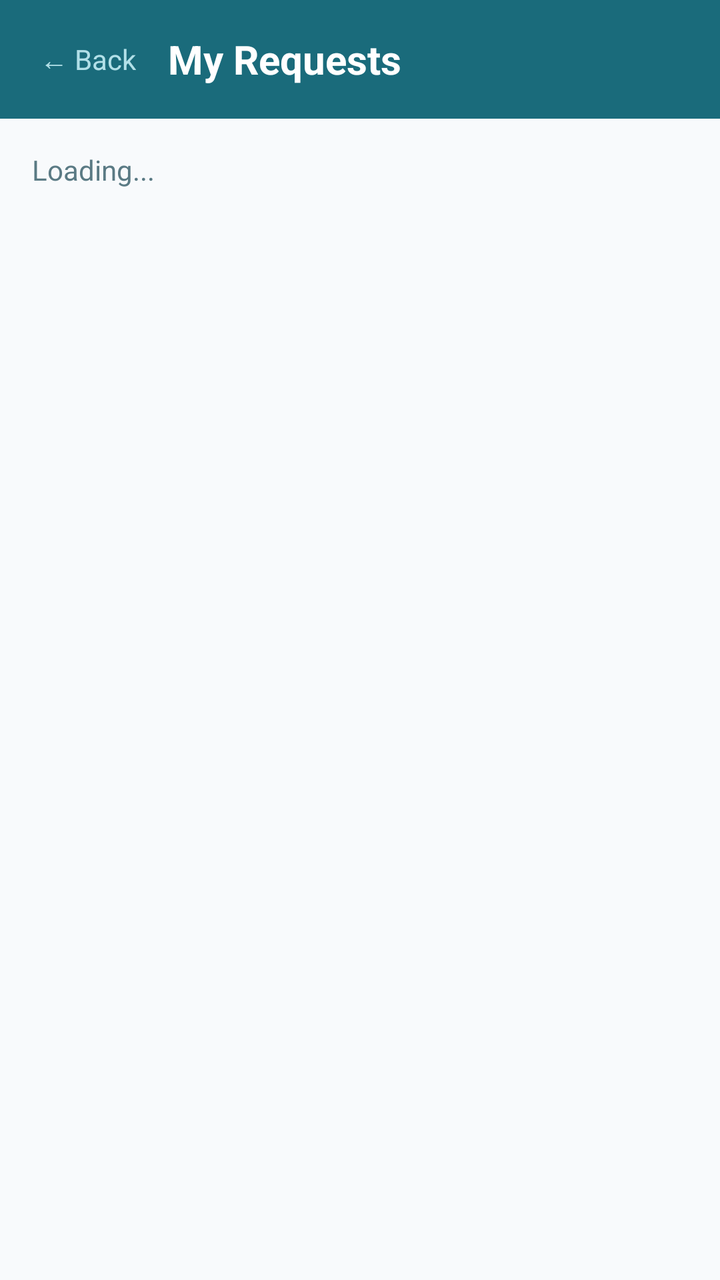
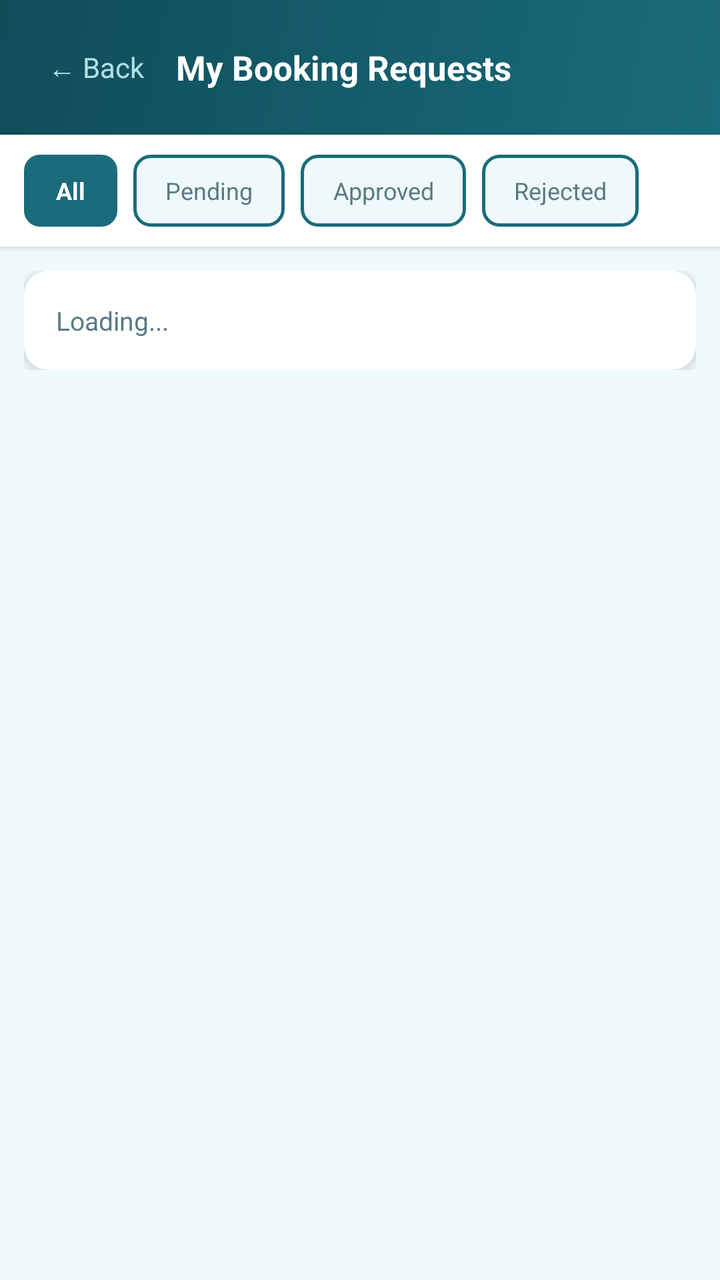

An Android layout rendered at two revisions. The XML below is the earlier revision; the diff shows what the commit changed to produce the second picture.
<!-- AndroidManifest.xml: application theme Theme.HOAPaymentChecker -->
<!-- res/layout/fragment_my_requests.xml -->
<?xml version="1.0" encoding="utf-8"?>
<LinearLayout
    xmlns:android="http://schemas.android.com/apk/res/android"
    android:layout_width="match_parent"
    android:layout_height="match_parent"
    android:orientation="vertical"
    android:background="#F8FAFC">

    
    <LinearLayout
        android:layout_width="match_parent"
        android:layout_height="wrap_content"
        android:background="#1A6B7B"
        android:padding="16dp"
        android:orientation="horizontal"
        android:gravity="center_vertical">

        <TextView
            android:id="@+id/btn_back"
            android:layout_width="wrap_content"
            android:layout_height="wrap_content"
            android:text="← Back"
            android:textColor="#B2E0E8"
            android:textSize="14sp"
            android:padding="4dp"
            android:layout_marginEnd="12dp" />

        <TextView
            android:layout_width="wrap_content"
            android:layout_height="wrap_content"
            android:text="My Requests"
            android:textColor="#FFFFFF"
            android:textSize="20sp"
            android:textStyle="bold" />
    </LinearLayout>

    <ScrollView
        android:layout_width="match_parent"
        android:layout_height="match_parent">

        <LinearLayout
            android:id="@+id/ll_requests_content"
            android:layout_width="match_parent"
            android:layout_height="wrap_content"
            android:orientation="vertical"
            android:padding="16dp">

            <TextView
                android:layout_width="wrap_content"
                android:layout_height="wrap_content"
                android:text="Loading..."
                android:textColor="#5A7A84"
                android:textSize="14sp" />
        </LinearLayout>
    </ScrollView>
</LinearLayout>
<!-- resources referenced by this layout -->
<resources>
  <style name="Theme.HOAPaymentChecker" parent="Theme.MaterialComponents.DayNight.NoActionBar">
          <item name="colorPrimary">@color/colorPrimary</item>
          <item name="colorPrimaryVariant">@color/colorPrimaryVariant</item>
          <item name="colorOnPrimary">@color/colorOnPrimary</item>
          <item name="colorSecondary">@color/colorSecondary</item>
          <item name="colorOnSecondary">@color/colorOnSecondary</item>
          <item name="android:colorBackground">@color/colorBackground</item>
          <item name="android:statusBarColor">@color/colorPrimary</item>
          <item name="android:windowLightStatusBar">false</item>
      </style>
  <color name="colorPrimary">#1A6B7B</color>
  <color name="colorPrimaryVariant">#0F4D59</color>
  <color name="colorOnPrimary">#FFFFFF</color>
  <color name="colorSecondary">#2A9DB5</color>
  <color name="colorOnSecondary">#FFFFFF</color>
  <color name="colorBackground">#F0F9FB</color>
</resources>

<!-- the commit's change to res/layout/fragment_my_requests.xml (unified diff, before → after) -->
@@ -4,13 +4,12 @@
     android:layout_width="match_parent"
     android:layout_height="match_parent"
     android:orientation="vertical"
-    android:background="#F8FAFC">
+    android:background="#F0F9FB">
 
-    
     <LinearLayout
         android:layout_width="match_parent"
         android:layout_height="wrap_content"
-        android:background="#1A6B7B"
+        android:background="@drawable/gradient_header"
         android:padding="16dp"
         android:orientation="horizontal"
         android:gravity="center_vertical">
@@ -22,35 +21,124 @@
             android:text="← Back"
             android:textColor="#B2E0E8"
             android:textSize="14sp"
-            android:padding="4dp"
-            android:layout_marginEnd="12dp" />
+            android:padding="8dp"
+            android:layout_marginEnd="8dp" />
 
         <TextView
-            android:layout_width="wrap_content"
+            android:layout_width="0dp"
             android:layout_height="wrap_content"
-            android:text="My Requests"
+            android:layout_weight="1"
+            android:text="My Booking Requests"
             android:textColor="#FFFFFF"
-            android:textSize="20sp"
+            android:textSize="17sp"
             android:textStyle="bold" />
     </LinearLayout>
 
+    
+    <HorizontalScrollView
+        android:layout_width="match_parent"
+        android:layout_height="wrap_content"
+        android:background="#FFFFFF"
+        android:scrollbars="none"
+        android:paddingStart="12dp"
+        android:paddingEnd="12dp"
+        android:paddingTop="10dp"
+        android:paddingBottom="10dp"
+        android:elevation="2dp">
+
+        <LinearLayout
+            android:id="@+id/ll_filter_chips"
+            android:layout_width="wrap_content"
+            android:layout_height="wrap_content"
+            android:orientation="horizontal">
+
+            <TextView
+                android:id="@+id/chip_all"
+                android:layout_width="wrap_content"
+                android:layout_height="36dp"
+                android:text="All"
+                android:textSize="12sp"
+                android:textStyle="bold"
+                android:textColor="#FFFFFF"
+                android:gravity="center"
+                android:paddingStart="16dp"
+                android:paddingEnd="16dp"
+                android:background="@drawable/rounded_button_teal"
+                android:layout_marginEnd="8dp" />
+
+            <TextView
+                android:id="@+id/chip_pending"
+                android:layout_width="wrap_content"
+                android:layout_height="36dp"
+                android:text="Pending"
+                android:textSize="12sp"
+                android:textColor="#5A7A84"
+                android:gravity="center"
+                android:paddingStart="16dp"
+                android:paddingEnd="16dp"
+                android:background="@drawable/rounded_button_outline_teal"
+                android:layout_marginEnd="8dp" />
+
+            <TextView
+                android:id="@+id/chip_approved"
+                android:layout_width="wrap_content"
+                android:layout_height="36dp"
+                android:text="Approved"
+                android:textSize="12sp"
+                android:textColor="#5A7A84"
+                android:gravity="center"
+                android:paddingStart="16dp"
+                android:paddingEnd="16dp"
+                android:background="@drawable/rounded_button_outline_teal"
+                android:layout_marginEnd="8dp" />
+
+            <TextView
+                android:id="@+id/chip_rejected"
+                android:layout_width="wrap_content"
+                android:layout_height="36dp"
+                android:text="Rejected"
+                android:textSize="12sp"
+                android:textColor="#5A7A84"
+                android:gravity="center"
+                android:paddingStart="16dp"
+                android:paddingEnd="16dp"
+                android:background="@drawable/rounded_button_outline_teal" />
+        </LinearLayout>
+    </HorizontalScrollView>
+
     <ScrollView
         android:layout_width="match_parent"
-        android:layout_height="match_parent">
+        android:layout_height="0dp"
+        android:layout_weight="1">
 
         <LinearLayout
-            android:id="@+id/ll_requests_content"
             android:layout_width="match_parent"
             android:layout_height="wrap_content"
             android:orientation="vertical"
-            android:padding="16dp">
+            android:padding="12dp">
 
-            <TextView
-                android:layout_width="wrap_content"
+            <LinearLayout
+                android:layout_width="match_parent"
                 android:layout_height="wrap_content"
-                android:text="Loading..."
-                android:textColor="#5A7A84"
-                android:textSize="14sp" />
+                android:orientation="vertical"
+                android:background="@drawable/rounded_card"
+                android:elevation="3dp">
+
+                <LinearLayout
+                    android:id="@+id/ll_requests_content"
+                    android:layout_width="match_parent"
+                    android:layout_height="wrap_content"
+                    android:orientation="vertical"
+                    android:padding="16dp">
+
+                    <TextView
+                        android:layout_width="wrap_content"
+                        android:layout_height="wrap_content"
+                        android:text="Loading..."
+                        android:textColor="#5A7A84"
+                        android:textSize="13sp" />
+                </LinearLayout>
+            </LinearLayout>
         </LinearLayout>
     </ScrollView>
 </LinearLayout>
<!-- resource entries referenced after the edit -->
@@ -1,5 +1,33 @@
 <!-- resources referenced by this layout -->
 <resources>
+  <!-- drawable gradient_header (drawable) -->
+  <?xml version="1.0" encoding="utf-8"?>
+  <shape xmlns:android="http://schemas.android.com/apk/res/android">
+      <gradient
+          android:type="linear"
+          android:angle="135"
+          android:startColor="#1A6B7B"
+          android:endColor="#0F4D59" />
+  </shape>
+  <!-- drawable rounded_button_outline_teal (drawable) -->
+  <?xml version="1.0" encoding="utf-8"?>
+  <shape xmlns:android="http://schemas.android.com/apk/res/android">
+      <solid android:color="#EFF9FB" />
+      <stroke android:width="1.5dp" android:color="#1A6B7B" />
+      <corners android:radius="8dp" />
+  </shape>
+  <!-- drawable rounded_button_teal (drawable) -->
+  <?xml version="1.0" encoding="utf-8"?>
+  <shape xmlns:android="http://schemas.android.com/apk/res/android">
+      <solid android:color="#1A6B7B" />
+      <corners android:radius="8dp" />
+  </shape>
+  <!-- drawable rounded_card (drawable) -->
+  <?xml version="1.0" encoding="utf-8"?>
+  <shape xmlns:android="http://schemas.android.com/apk/res/android">
+      <solid android:color="#FFFFFF" />
+      <corners android:radius="12dp" />
+  </shape>
   <style name="Theme.HOAPaymentChecker" parent="Theme.MaterialComponents.DayNight.NoActionBar">
           <item name="colorPrimary">@color/colorPrimary</item>
           <item name="colorPrimaryVariant">@color/colorPrimaryVariant</item>
